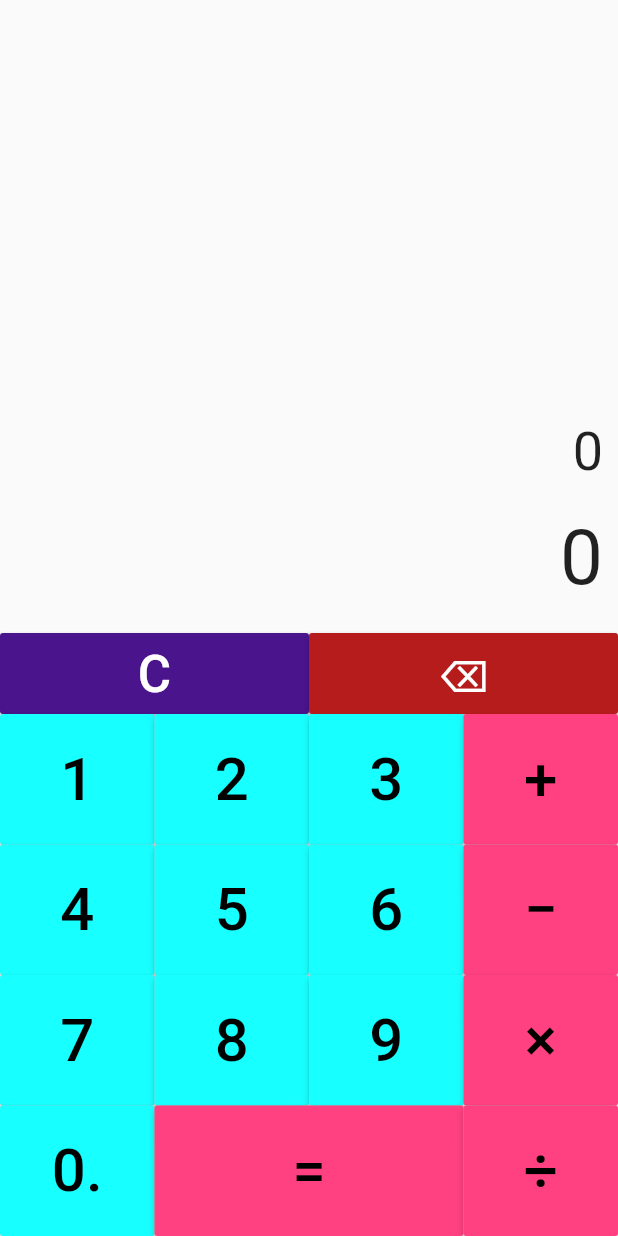
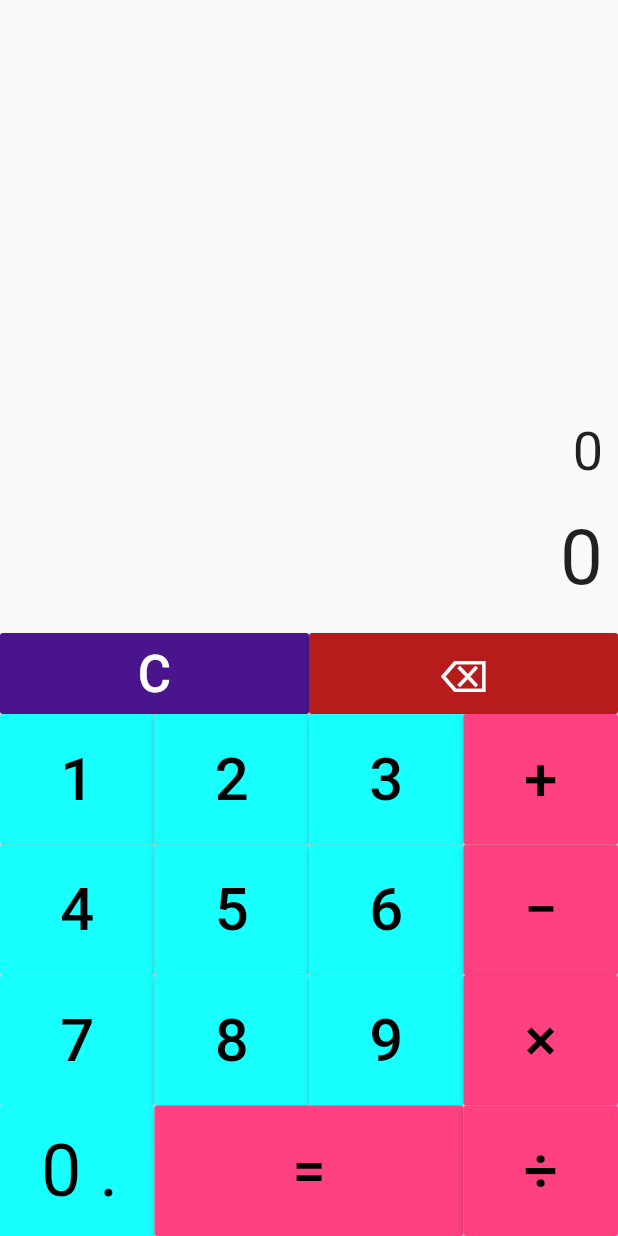
Before and after one commit to aryanve/Calculator_flutter, a Flutter app: the screen it shows after launch, on a phone screen of 412 x 824 dp. Run offline on Flutter 3.47's test engine with Material 2 defaults, Android fonts, the phone set to English and light mode, and no system bars; our stand-ins replace math_expressions.

Commit message:
Update main.dart

```diff
--- a/lib/main.dart
+++ b/lib/main.dart
@@ -4,7 +4,6 @@ import 'package:math_expressions/math_expressions.dart';
 void main() => runApp(MaterialApp(
   title: "Calculator",
   debugShowCheckedModeBanner: false,
-theme: ThemeData(brightness: Brightness.light),
   home:Cal(),
 ), );
 
@@ -14,17 +13,24 @@ class Cal extends StatefulWidget {
 }
 
 class _CalState extends State<Cal> {
+
+  Widget button(String buttonText, double buttonWidth, Color buttonColor){
+    return Container(
+      width: MediaQuery.of(context).size.width* 0.1 *buttonWidth,
+      child: RaisedButton(
+          padding: EdgeInsets.all(20),
+          color: buttonColor,
+          onPressed:() => buttonPressed(buttonText),
+          child:Text(buttonText, style: TextStyle(fontSize: 40,color: Colors.black),)
+      ) ,
+    );
+  }
   String equation ="0";
   String result="0";
   String expression ="";
   double equationFontSize =36;
   double resultFontSize =51;
 
-  buttonPressedlong(){
-    setState(() {
-        equation = equation + ".";
-      });
-  }
   buttonPressed(String buttonText){
     setState(() {
       if(buttonText == "C"){
@@ -73,19 +79,6 @@ class _CalState extends State<Cal> {
     });
   }
 
-  Widget button(String buttonText, double buttonWidth, Color buttonColor){
-    return Container(
-      width: MediaQuery.of(context).size.width* 0.1 *buttonWidth,
-      child: RaisedButton(
-          padding: EdgeInsets.all(20),
-          color: buttonColor,
-          onPressed:() => buttonPressed(buttonText),
-          onLongPress: () => buttonPressedlong(),
-          child:Text(buttonText, style: TextStyle(fontSize: 40,color: Colors.black),)
-      ) ,
-    );
-  }
-
   @override
   Widget build(BuildContext context) {
     return Scaffold(
@@ -130,7 +123,7 @@ class _CalState extends State<Cal> {
 
               Row(
                 children: <Widget>[
-                     button("1", 2.5,Colors.cyanAccent),
+                  button("1", 2.5 ,Colors.cyanAccent),
                   button("2", 2.5 ,Colors.cyanAccent),
                   button("3", 2.5 ,Colors.cyanAccent),
                   button("+", 2.5 ,Colors.pinkAccent),
@@ -147,7 +140,7 @@ class _CalState extends State<Cal> {
               Row(
                 children: <Widget>[
                   button("7", 2.5 ,Colors.cyanAccent),
-                    button("8", 2.5,Colors.cyanAccent),
+                  button("8", 2.5 ,Colors.cyanAccent),
                   button("9", 2.5 ,Colors.cyanAccent),
                   button("×", 2.5 ,Colors.pinkAccent),
 
@@ -155,8 +148,23 @@ class _CalState extends State<Cal> {
               ),
               Row(
                 children: <Widget>[
-                    button("0.", 2.5 ,Colors.cyanAccent),
-                    button("=", 5,Colors.pinkAccent),
+                  Container(
+                    padding: EdgeInsets.all(15.5),
+                    color: Colors.cyanAccent,
+                    width: MediaQuery.of(context).size.width* 0.1 *2.5,
+                    child: GestureDetector(
+                      onTap: () =>
+                        setState((){
+                          equation = equation + "0";
+                        }),
+                      onDoubleTap: () =>
+                          setState(() {
+                            equation = equation + ".";
+                          }),
+                      child: Text(" 0 ." , style: TextStyle(fontSize: 48,color: Colors.black))
+                    ),
+                  ),
+                  button("=", 5 ,Colors.pinkAccent),
                   button("÷", 2.5 ,Colors.pinkAccent),
                 ],
               ),
```
Lines whose indentation alone changed are shown as unchanged.
